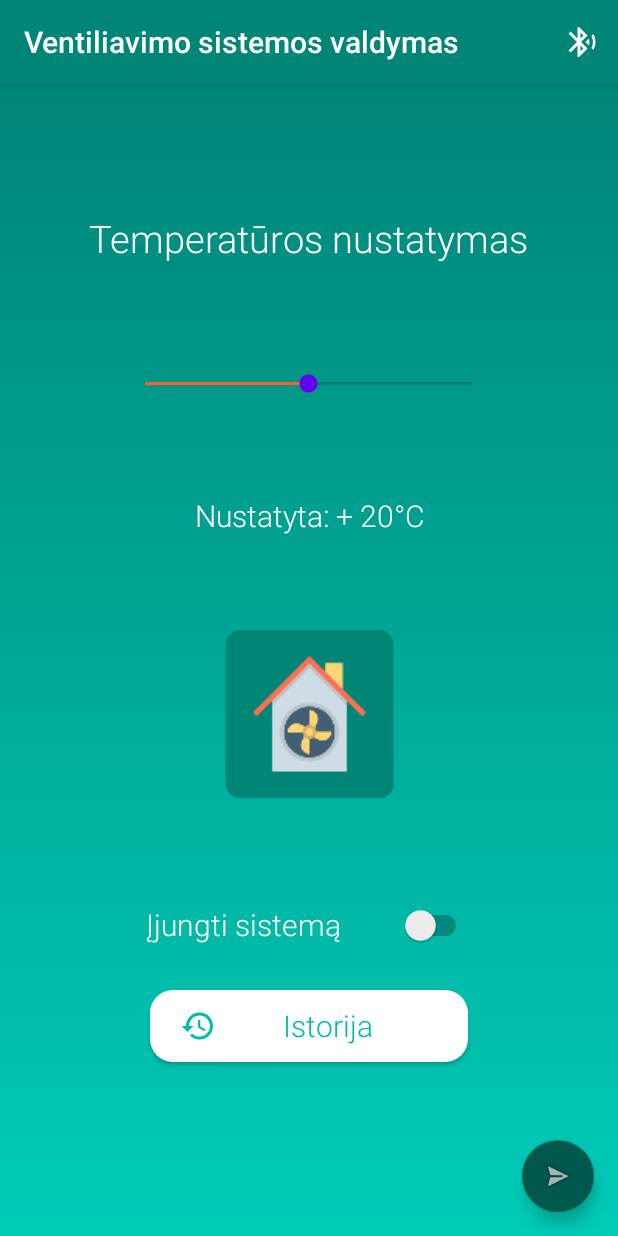
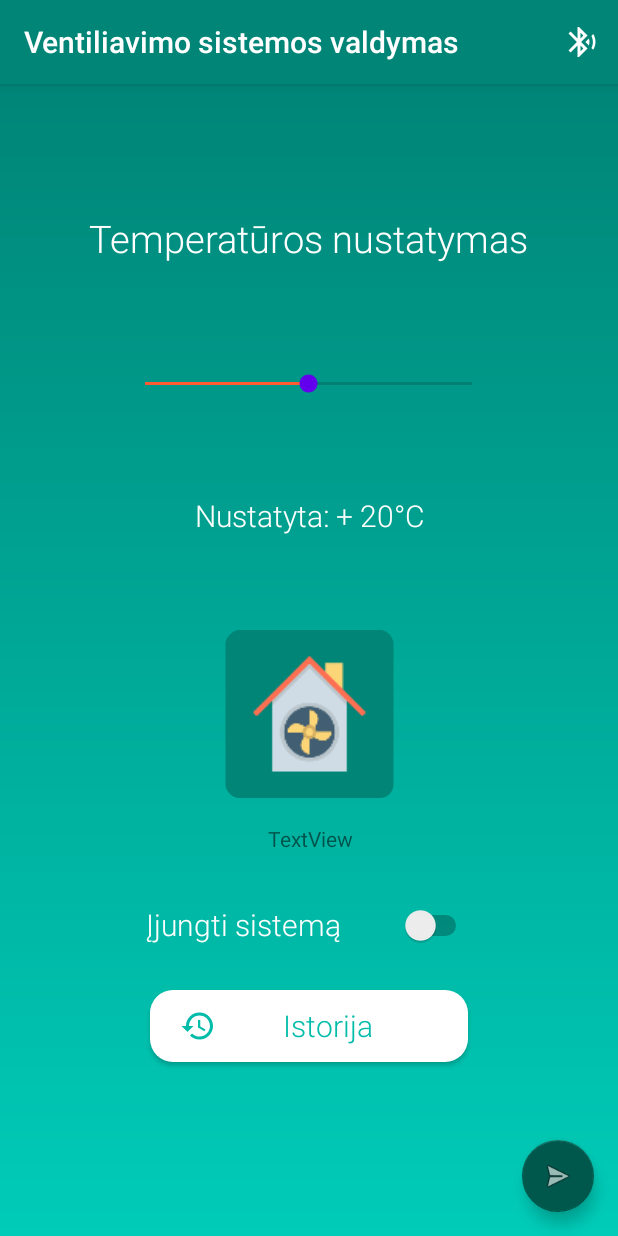
Before and after one commit to tkutavicius/Ventiliavimo-sistemos-valdymas, an Android app: the MainActivity screen opened directly, with no data from a screen before it, on a phone screen of 412 x 824 dp. Run offline under Robolectric (Android 15) with nearby library versions, the phone set to English and light mode, and no system bars; network calls fail; 7 statements that could not run were skipped.

Commit message:
Atliekamas bandymas su temperatūros gavimu

```diff
--- a/AndroidStudio/app/src/main/java/com/example/valdymas/MainActivity.java
+++ b/AndroidStudio/app/src/main/java/com/example/valdymas/MainActivity.java
@@ -6,6 +6,7 @@ import android.bluetooth.BluetoothSocket;
 import android.content.Intent;
 import android.os.Bundle;
 import android.os.Environment;
+import android.os.Handler;
 import android.support.design.widget.FloatingActionButton;
 import android.support.design.widget.Snackbar;
 import android.support.v7.app.AppCompatActivity;
@@ -24,6 +25,7 @@ import java.io.File;
 import java.io.FileNotFoundException;
 import java.io.FileOutputStream;
 import java.io.IOException;
+import java.io.InputStream;
 import java.io.OutputStream;
 import java.text.SimpleDateFormat;
 import java.util.Calendar;
@@ -34,8 +36,11 @@ public class MainActivity extends AppCompatActivity {
     private BluetoothAdapter btAdapter = BluetoothAdapter.getDefaultAdapter();
     private BluetoothSocket btSocket = null;
     private ConnectedThread mConnectedThread;
+    Handler bluetoothIn;
+    final int handlerState = 0;
     private static final UUID BTMODULEUUID = UUID.fromString("00001101-0000-1000-8000-00805F9B34FB");
     private static String address;
+    private StringBuilder recDataString = new StringBuilder();
 
     private String path = Environment.getExternalStorageDirectory().toString() + File.separator + "Android" + File.separator + "data" + File.separator + "com.example.valdymas";
     private File hFile = new File(path + File.separator + "history.txt");
@@ -51,6 +56,7 @@ public class MainActivity extends AppCompatActivity {
         Switch onOffSwitch = findViewById(R.id.onOff);
         final FloatingActionButton fab = findViewById(R.id.fab);
         final TextView progress = findViewById(R.id.progress);
+        final TextView temperature = findViewById(R.id.temp);
         final SeekBar seekBar = findViewById(R.id.seekBar);
         final Button history = findViewById(R.id.history);
 
@@ -69,6 +75,25 @@ public class MainActivity extends AppCompatActivity {
                 e.printStackTrace();
             }
         }
+
+        bluetoothIn = new Handler() {
+            public void handleMessage(android.os.Message msg) {
+                if (msg.what == handlerState) {                                     //if message is what we want
+                    String readMessage = (String) msg.obj;                                                                // msg.arg1 = bytes from connect thread
+                    recDataString.append(readMessage);                                      //keep appending to string until ~
+                    int endOfLineIndex = recDataString.indexOf("~");                    // determine the end-of-line
+                    if (endOfLineIndex > 0) {                                           // make sure there data before
+                        if (recDataString.charAt(0) == '#')                             //if it starts with # we know it is what we are looking for
+                        {
+                            String sensor = recDataString.substring(1, endOfLineIndex);             //get sensor value from string between indices 1-5
+
+                            temperature.setText(" Sensor 0 Voltage = " + sensor + "V");    //update the textviews with sensor values
+                        }
+                        recDataString.delete(0, recDataString.length());                    //clear all string data
+                    }
+                }
+            }
+        };
 
         history.setOnClickListener(new View.OnClickListener() {
             @Override
@@ -196,20 +221,38 @@ public class MainActivity extends AppCompatActivity {
     }
 
     private class ConnectedThread extends Thread {
+        private final InputStream mmInStream;
         private final OutputStream mmOutStream;
 
         public ConnectedThread(BluetoothSocket socket) {
+            InputStream tmpIn = null;
             OutputStream tmpOut = null;
 
             try {
+                tmpIn = socket.getInputStream();
                 tmpOut = socket.getOutputStream();
             } catch (IOException e) { }
 
+            mmInStream = tmpIn;
             mmOutStream = tmpOut;
             Toast.makeText(MainActivity.this,"Prisijungimas sėkmingas!",Toast.LENGTH_LONG).show();
         }
 
         public void run() {
+            byte[] buffer = new byte[256];
+            int bytes;
+
+            // Keep looping to listen for received messages
+            while (true) {
+                try {
+                    bytes = mmInStream.read(buffer);            //read bytes from input buffer
+                    String readMessage = new String(buffer, 0, bytes);
+                    // Send the obtained bytes to the UI Activity via handler
+                    bluetoothIn.obtainMessage(handlerState, bytes, -1, readMessage).sendToTarget();
+                } catch (IOException e) {
+                    break;
+                }
+            }
         }
 
         //write method
--- a/AndroidStudio/app/src/main/res/layout/content_main.xml
+++ b/AndroidStudio/app/src/main/res/layout/content_main.xml
@@ -115,4 +115,18 @@
         app:layout_constraintTop_toBottomOf="@+id/progress"
         app:srcCompat="@mipmap/ic_launcher" />
 
+    <TextView
+        android:id="@+id/temp"
+        android:layout_width="wrap_content"
+        android:layout_height="wrap_content"
+        android:layout_marginStart="177dp"
+        android:layout_marginTop="9dp"
+        android:layout_marginEnd="176dp"
+        android:layout_marginBottom="18dp"
+        android:text="TextView"
+        app:layout_constraintBottom_toTopOf="@+id/onOff"
+        app:layout_constraintEnd_toEndOf="parent"
+        app:layout_constraintStart_toStartOf="parent"
+        app:layout_constraintTop_toBottomOf="@+id/imageView" />
+
 </android.support.constraint.ConstraintLayout>
```
